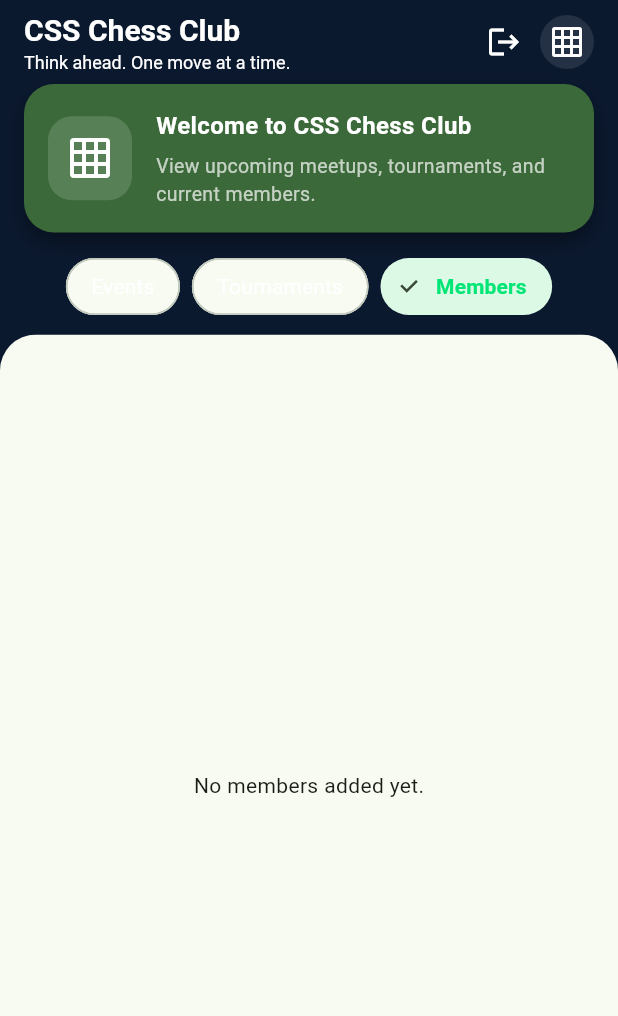
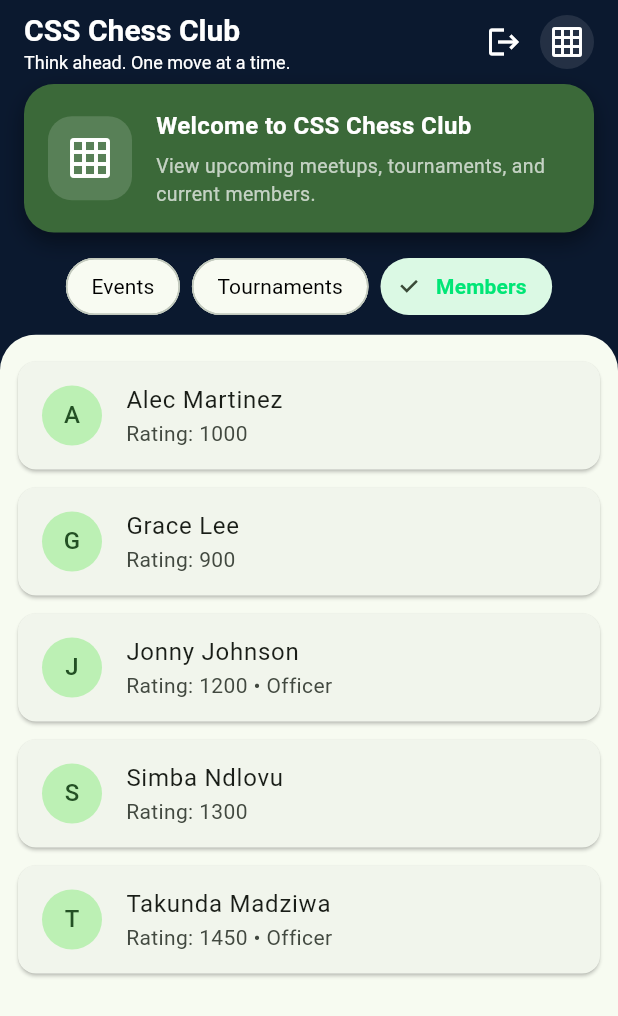
Before and after one commit to Taku10/flutter-chess-app, a Flutter app: the screen it shows once a user with an empty profile is signed in, after a tap on "Tournaments", after a tap on "Members", on a phone screen of 412 x 824 dp. Shown: the top 1016 px of the screen. Run offline on Flutter 3.47's test engine with Material 3 defaults, Android fonts, the phone set to English and light mode, and no system bars; our stand-ins replace cloud_firestore, firebase_auth, firebase_core; accounts and stored records are empty.

Commit message:
add new features

```diff
--- a/lib/main.dart
+++ b/lib/main.dart
@@ -6,12 +6,16 @@
 import 'firebase_options.dart';
 import 'screens/home_screen.dart';
 import 'screens/auth/sign_in_screen.dart';
+import 'services/seed_data.dart';
 
 void main() async {
   WidgetsFlutterBinding.ensureInitialized();
   await Firebase.initializeApp(
     options: DefaultFirebaseOptions.currentPlatform,
   );
+
+  // Seed only if collections are empty
+  await ensureSeedDataLoaded();
   runApp(const ChessClubApp());
 }
 
@@ -22,6 +26,7 @@
   Widget build(BuildContext context) {
     return MaterialApp(
       title: 'CSS Chess Club',
+      debugShowCheckedModeBanner: false,
       theme: ThemeData(
         colorScheme: ColorScheme.fromSeed(seedColor: Colors.green),
         useMaterial3: true,
--- a/lib/screens/home_screen.dart
+++ b/lib/screens/home_screen.dart
@@ -229,7 +229,7 @@ class _HomeScreenState extends State<HomeScreen> {
       },
       selectedColor: Colors.greenAccent.withValues(alpha:0.2),
       labelStyle: TextStyle(
-        color: isSelected ? Colors.greenAccent[400] : Colors.white,
+        color: isSelected ? Colors.greenAccent[400] : Colors.black,
         fontWeight: isSelected ? FontWeight.bold : FontWeight.normal,
       ),
       backgroundColor: Colors.white10,
--- /dev/null
+++ b/lib/services/seed_data.dart
@@ -0,0 +1,163 @@
+import 'package:cloud_firestore/cloud_firestore.dart';
+
+Future<void> ensureSeedDataLoaded() async {
+  final db = FirebaseFirestore.instance;
+
+  // Check if there is at least 1 event
+  final eventsSnapshot =
+  await db.collection('events').limit(1).get();
+
+  // Check if there is at least 1 member
+  final membersSnapshot =
+  await db.collection('members').limit(1).get();
+
+  final hasEvents = eventsSnapshot.docs.isNotEmpty;
+  final hasMembers = membersSnapshot.docs.isNotEmpty;
+
+  // If both collections already have data, do nothing
+  if (hasEvents && hasMembers) {
+    return;
+  }
+
+  // Otherwise seed both
+  await _seedSampleData(db);
+}
+
+Future<void> _seedSampleData(FirebaseFirestore db) async {
+  final batch = db.batch();
+
+  // --- Events & tournaments ---
+  final events = [
+    {
+      'title': 'Weekly Club Night',
+      'type': 'event',
+      'startTime': Timestamp.fromDate(
+        DateTime.now().add(const Duration(days: 2, hours: 19)),
+      ),
+      'location': 'Tower Hall – 3rd Floor Lounge',
+      'description':
+      'Casual games, puzzles, and hanging out. All levels welcome.',
+      'isOnline': false,
+      'rsvpNames': ['Takunda', 'Simba'],
+    },
+    {
+      'title': 'Beginner Workshop',
+      'type': 'event',
+      'startTime': Timestamp.fromDate(
+        DateTime.now().add(const Duration(days: 4, hours: 16)),
+      ),
+      'location': 'Science Center – Room 110',
+      'description':
+      'Intro to basic tactics, checkmates, and not blundering your queen.',
+      'isOnline': false,
+      'rsvpNames': ['Grace'],
+    },
+    {
+      'title': 'Online Lichess Arena Night',
+      'type': 'event',
+      'startTime': Timestamp.fromDate(
+        DateTime.now().add(const Duration(days: 6, hours: 20)),
+      ),
+      'location': 'Online – Lichess',
+      'description':
+      'Join our Lichess team and play a 1-hour arena with the club.',
+      'isOnline': true,
+      'rsvpNames': [],
+    },
+    {
+      'title': 'Campus Blitz Championship',
+      'type': 'tournament',
+      'startTime': Timestamp.fromDate(
+        DateTime(DateTime.now().year, 4, 20, 13, 0),
+      ),
+      'location': 'BWC – Multipurpose Room',
+      'description':
+      '5-round Swiss, 5+0 blitz. Trophies for top 3 and best newcomer.',
+      'isOnline': false,
+      'rsvpNames': ['Takunda', 'Alec', 'Jonny'],
+    },
+    {
+      'title': 'Midnight Rapid Madness',
+      'type': 'tournament',
+      'startTime': Timestamp.fromDate(
+        DateTime(DateTime.now().year, 5, 1, 22, 0),
+      ),
+      'location': 'Library – Silent Study Area',
+      'description': '3-round rapid (10+5). Come caffeinated.',
+      'isOnline': false,
+      'rsvpNames': [],
+    },
+  ];
+
+  for (final e in events) {
+    final doc = db.collection('events').doc();
+    batch.set(doc, e);
+  }
+
+  // --- Members ---
+  final members = [
+    {
+      'id': 'seed-taku',
+      'name': 'Takunda Madziwa',
+      'email': 'takunda@example.com',
+      'rating': 1450,
+      'yearInSchool': 'Sophomore',
+      'major': 'Computer Science',
+      'chessComUsername': 'taku_css',
+      'chessComRapidRating': 1503,
+      'isOfficer': true,
+    },
+    {
+      'id': 'seed-simba',
+      'name': 'Simba Ndlovu',
+      'email': 'simba@example.com',
+      'rating': 1300,
+      'yearInSchool': 'Junior',
+      'major': 'Mathematics',
+      'chessComUsername': 'simba_blitz',
+      'chessComRapidRating': 1340,
+      'isOfficer': false,
+    },
+    {
+      'id': 'seed-grace',
+      'name': 'Grace Lee',
+      'email': 'grace@example.com',
+      'rating': 900,
+      'yearInSchool': 'First-year',
+      'major': 'Biology',
+      'chessComUsername': null,
+      'chessComRapidRating': null,
+      'isOfficer': false,
+    },
+    {
+      'id': 'seed-jonny',
+      'name': 'Jonny Johnson',
+      'email': 'jonny@example.com',
+      'rating': 1200,
+      'yearInSchool': 'Senior',
+      'major': 'Finance',
+      'chessComUsername': 'jj_endgames',
+      'chessComRapidRating': 1255,
+      'isOfficer': true,
+    },
+    {
+      'id': 'seed-alec',
+      'name': 'Alec Martinez',
+      'email': 'alec@example.com',
+      'rating': 1000,
+      'yearInSchool': 'Graduate',
+      'major': 'Data Analytics',
+      'chessComUsername': null,
+      'chessComRapidRating': null,
+      'isOfficer': false,
+    },
+  ];
+
+  for (final m in members) {
+    final doc = db.collection('members').doc(m['id'] as String);
+    final copy = Map<String, dynamic>.from(m)..remove('id');
+    batch.set(doc, copy);
+  }
+
+  await batch.commit();
+}
```
